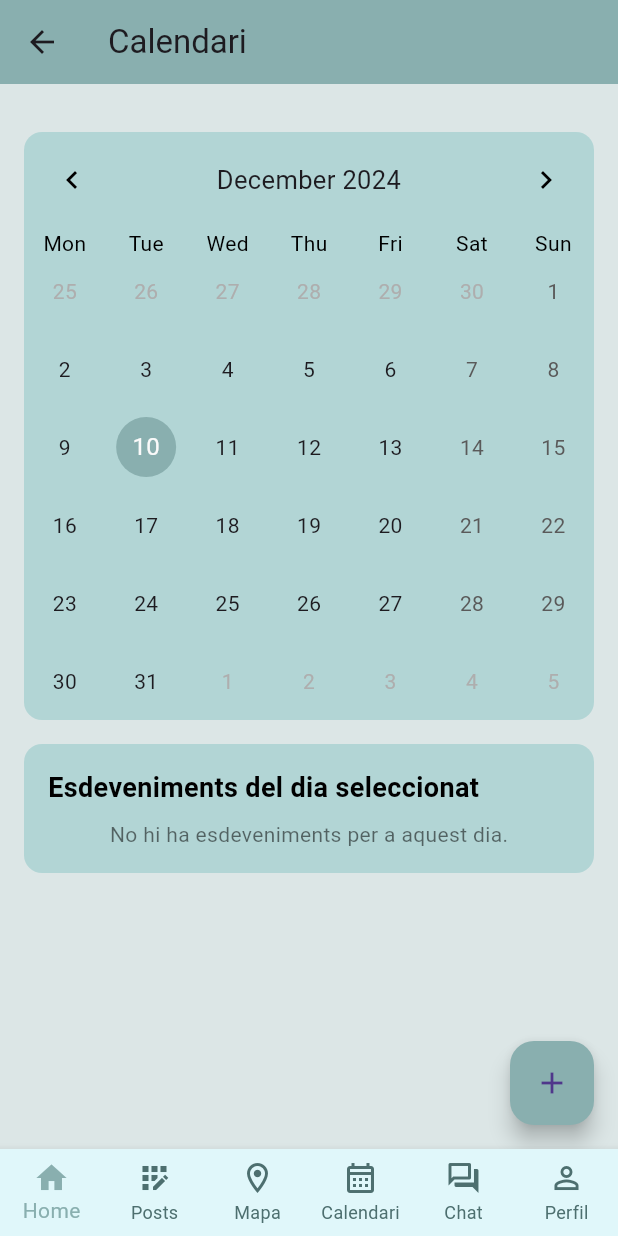
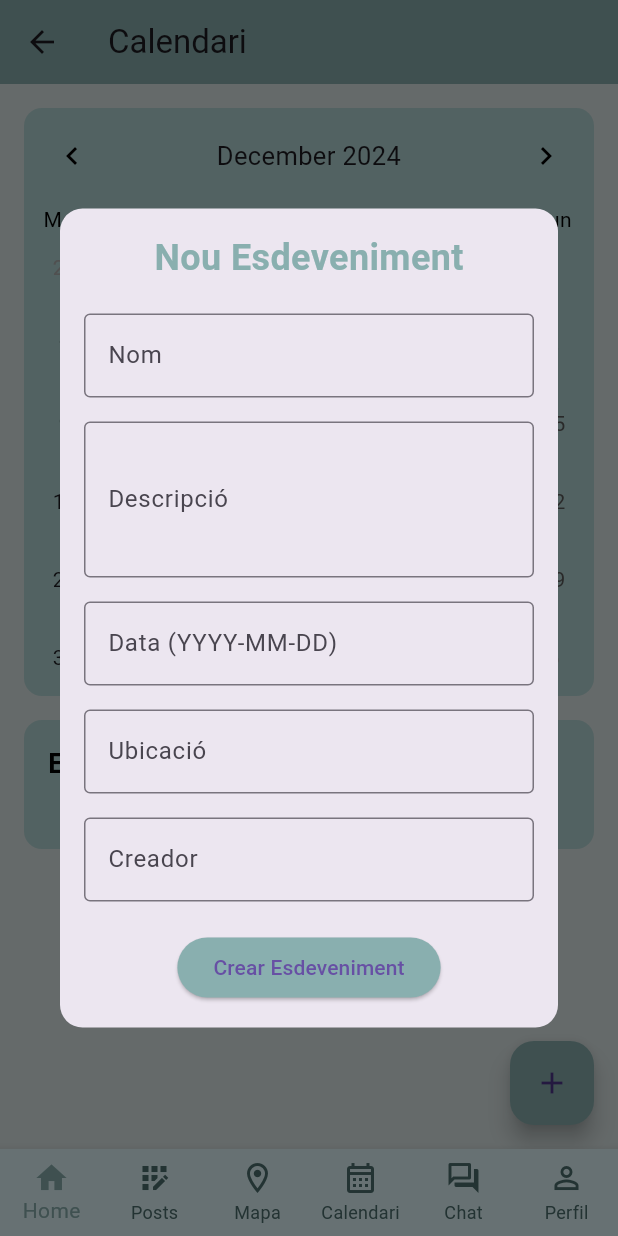
Before and after one commit to mayravm26/Frontend_minimo2, a Flutter app: the CalendarScreen screen opened by its route, after a tap on the "add" icon, on a phone screen of 412 x 824 dp. Run offline on Flutter 3.47's test engine with Material 3 defaults, Android fonts, the phone set to English and light mode, and no system bars; drawn by our look-alikes of table_calendar; our stand-ins replace dio, get; accounts and stored records are empty; network calls fail.

Commit message:
v.3 creacio d'events

```diff
--- a/lib/controllers/eventController.dart
+++ b/lib/controllers/eventController.dart
@@ -1,10 +1,11 @@
+import 'dart:typed_data';
 import 'package:flutter/material.dart';
 import 'package:get/get.dart';
 import 'package:flutter_application_1/models/event.dart';
 import 'package:flutter_application_1/services/eventServices.dart';
 
 class EventController extends GetxController {
-  final eventService = EventService(); // Instanciem el servei d'esdeveniments
+  final eventService = EventService();
   var events = <EventModel>[].obs;
   var isLoading = false.obs;
   var errorMessage = ''.obs;
@@ -13,17 +14,24 @@ class EventController extends GetxController {
   var focusedDay = DateTime.now().obs; // El dia actual per centrar el calendari
   var selectedDay = DateTime.now().obs; // El dia seleccionat
 
+  // Controladors per al formulari de creació
+  TextEditingController nameController = TextEditingController();
+  TextEditingController descriptionController = TextEditingController();
+  TextEditingController dateController = TextEditingController();
+  TextEditingController locationController = TextEditingController();
+  TextEditingController creatorController = TextEditingController();
+  Uint8List? selectedImage;
+
   @override
   void onInit() {
     super.onInit();
     fetchEvents();
   }
 
-  // Mètode per obtenir els esdeveniments des del servei
   Future<void> fetchEvents() async {
     isLoading.value = true;
     try {
-      final fetchedEvents = await eventService.getAllEvents(); // Obtenir tots els esdeveniments
+      final fetchedEvents = await eventService.getEvents();
       events.value = fetchedEvents;
     } catch (e) {
       errorMessage.value = 'Error al carregar els esdeveniments.';
@@ -32,13 +40,50 @@ class EventController extends GetxController {
     }
   }
 
-  // Mètode per obtenir els esdeveniments per a un dia en concret
+  Future<void> createEvent() async {
+    final name = nameController.text.trim();
+    final description = descriptionController.text.trim();
+    final date = dateController.text.trim();
+    final location = locationController.text.trim();
+    final creator = creatorController.text.trim();
+
+    if (name.isEmpty || description.isEmpty || date.isEmpty || location.isEmpty || creator.isEmpty) {
+      Get.snackbar("Error", "Tots els camps són obligatoris");
+      return;
+    }
+
+    try {
+      isLoading.value = true;
+      await eventService.createEvent(EventModel(
+        name: name,
+        description: description,
+        eventDate: DateTime.parse(date), // Converteix el text a DateTime
+        creator: creator,
+      ));
+      fetchEvents(); // Refresca la llista d'esdeveniments
+      clearForm();
+      Get.snackbar("Èxit", "Esdeveniment creat correctament");
+    } catch (e) {
+      Get.snackbar("Error", "No s'ha pogut crear l'esdeveniment");
+    } finally {
+      isLoading.value = false;
+    }
+  }
+
+  void clearForm() {
+    nameController.clear();
+    descriptionController.clear();
+    dateController.clear();
+    creatorController.clear();
+    selectedImage = null;
+  }
+   // Mètode per obtenir els esdeveniments per a un dia en concret
   List<EventModel> getEventsForDay(DateTime day) {
     return events.where((event) {
       // Comprovem si la data de l'esdeveniment coincideix amb el dia seleccionat
-      return event.date.year == day.year &&
-          event.date.month == day.month &&
-          event.date.day == day.day;
+      return event.eventDate.year == day.year &&
+          event.eventDate.month == day.month &&
+          event.eventDate.day == day.day;
     }).toList();
   }
 
--- a/lib/models/event.dart
+++ b/lib/models/event.dart
@@ -1,13 +1,13 @@
 class EventModel {
   final String name;
   final String description;
-  final DateTime date;
+  final DateTime eventDate;
   final String creator;
 
   EventModel({
     required this.name,
     required this.description,
-    required this.date,
+    required this.eventDate,
     required this.creator,
   });
 
@@ -16,8 +16,18 @@ class EventModel {
     return EventModel(
       name: json['name'],
       description: json['description'],
-      date: DateTime.parse(json['date']),
+      eventDate: DateTime.parse(json['date']),
       creator: json['creator'],
     );
   }
+
+  // Método toJson para enviar los datos de vuelta al backend si es necesario
+  Map<String, dynamic> toJson() {
+    return {
+      'name': name,
+      'description': description,
+      'eventDate': eventDate?.toIso8601String(),
+      'creator': creator
+    };
+  }
 }
--- a/lib/screen/calendarScreen.dart
+++ b/lib/screen/calendarScreen.dart
@@ -4,27 +4,26 @@ import 'package:table_calendar/table_calendar.dart';
 import 'package:flutter_application_1/controllers/eventController.dart';
 
 class CalendarScreen extends StatelessWidget {
-  final EventController eventController = Get.put(EventController()); // Connecta el controlador
+  final EventController eventController = Get.put(EventController());
 
   @override
   Widget build(BuildContext context) {
     return Scaffold(
-      backgroundColor: Color(0xFFDCE6E6), // Color de fons general
+      backgroundColor: const Color(0xFFDCE6E6),
       appBar: AppBar(
-        title: Text("Calendari"),
-        backgroundColor: Color(0xFF89AFAF), // Color de la barra superior
+        title: const Text("Calendari"),
+        backgroundColor: const Color(0xFF89AFAF),
       ),
       body: SingleChildScrollView(
         child: Padding(
           padding: const EdgeInsets.all(16.0),
           child: Column(
             children: [
-              SizedBox(height: 16), // Separació amb el calendari
-              // Calendari
+              //Calendari
               Obx(() => Container(
                     decoration: BoxDecoration(
-                      color: Color(0xFFB2D5D5), // Color del fons del calendari
-                      borderRadius: BorderRadius.circular(12), // Corbes suaus
+                      color: const Color(0xFFB2D5D5),
+                      borderRadius: BorderRadius.circular(12),
                     ),
                     child: TableCalendar(
                       firstDay: DateTime.utc(2020, 01, 01),
@@ -33,7 +32,7 @@ class CalendarScreen extends StatelessWidget {
                       startingDayOfWeek: StartingDayOfWeek.monday, // Setmana comença dilluns
                       selectedDayPredicate: (day) =>
                           isSameDay(eventController.selectedDay.value, day),
-                      onDaySelected: eventController.onDaySelected, // Gestiona la selecció amb el controlador
+                      onDaySelected: eventController.onDaySelected,
                       onPageChanged: (focusedDay) {
                         eventController.focusedDay.value = focusedDay;
                       },
@@ -117,7 +116,7 @@ class CalendarScreen extends StatelessWidget {
                                   ),
                                   subtitle: Text(event.description),
                                   trailing: Text(
-                                    "${event.date.hour}:${event.date.minute.toString().padLeft(2, '0')}",
+                                    "${event.eventDate.hour}:${event.eventDate.minute.toString().padLeft(2, '0')}",
                                     style: TextStyle(color: Colors.black54),
                                   ),
                                 );
@@ -127,17 +126,110 @@ class CalendarScreen extends StatelessWidget {
                   ),
                 );
               }),
+
+
             ],
           ),
         ),
       ),
       floatingActionButton: FloatingActionButton(
         onPressed: () {
-          // Acció per afegir un nou esdeveniment
+          _showAddEventDialog(context);
         },
-        backgroundColor: Color(0xFF89AFAF),
-        child: Icon(Icons.add),
+        backgroundColor: const Color(0xFF89AFAF),
+        child: const Icon(Icons.add),
       ),
     );
   }
+
+  void _showAddEventDialog(BuildContext context) {
+    showDialog(
+      context: context,
+      builder: (BuildContext context) {
+        return GetBuilder<EventController>(
+          builder: (eventController) {
+            return Dialog(
+              shape: RoundedRectangleBorder(
+                borderRadius: BorderRadius.circular(15.0),
+              ),
+              child: SingleChildScrollView(
+                child: Padding(
+                  padding: const EdgeInsets.all(16.0),
+                  child: Column(
+                    crossAxisAlignment: CrossAxisAlignment.start,
+                    children: [
+                      const Center(
+                        child: Text(
+                          'Nou Esdeveniment',
+                          style: TextStyle(
+                            fontSize: 24,
+                            fontWeight: FontWeight.bold,
+                            color: Color(0xFF89AFAF),
+                          ),
+                        ),
+                      ),
+                      const SizedBox(height: 20),
+                      TextField(
+                        controller: eventController.nameController,
+                        decoration: const InputDecoration(
+                          labelText: 'Nom',
+                          border: OutlineInputBorder(),
+                        ),
+                      ),
+                      const SizedBox(height: 16),
+                      TextField(
+                        controller: eventController.descriptionController,
+                        decoration: const InputDecoration(
+                          labelText: 'Descripció',
+                          border: OutlineInputBorder(),
+                        ),
+                        maxLines: 3,
+                      ),
+                      const SizedBox(height: 16),
+                      TextField(
+                        controller: eventController.dateController,
+                        decoration: const InputDecoration(
+                          labelText: 'Data (YYYY-MM-DD)',
+                          border: OutlineInputBorder(),
+                        ),
+                      ),
+                      const SizedBox(height: 16),
+                      TextField(
+                        controller: eventController.locationController,
+                        decoration: const InputDecoration(
+                          labelText: 'Ubicació',
+                          border: OutlineInputBorder(),
+                        ),
+                      ),
+                      const SizedBox(height: 16),
+                      TextField(
+                        controller: eventController.creatorController,
+                        decoration: const InputDecoration(
+                          labelText: 'Creador',
+                          border: OutlineInputBorder(),
+                        ),
+                      ),
+                      const SizedBox(height: 20),
+                      Center(
+                        child: ElevatedButton(
+                          onPressed: () async {
+                            await eventController.createEvent();
+                            Navigator.of(context).pop();
+                          },
+                          style: ElevatedButton.styleFrom(
+                            backgroundColor: const Color(0xFF89AFAF),
+                          ),
+                          child: const Text('Crear Esdeveniment'),
+                        ),
+                      ),
+                    ],
+                  ),
+                ),
+              ),
+            );
+          },
+        );
+      },
+    );
+  }
 }
--- a/lib/services/eventServices.dart
+++ b/lib/services/eventServices.dart
@@ -1,19 +1,127 @@
+import 'dart:convert';
 import 'package:flutter_application_1/models/event.dart';
-import 'dart:convert';
-import 'package:http/http.dart' as http;
+import 'package:dio/dio.dart';
 
 class EventService {
-  final String baseUrl = 'http://127.0.0.1:3000/api'; // La teva URL de l'API
+  final String baseUrl = "http://127.0.0.1:3000"; // URL del teu backend web
+  // final String baseUrl = "http://10.0.2.2:3000"; // URL del teu backend Android
+  final Dio dio = Dio(); // Instància de Dio per fer les peticions HTTP
+  var statusCode;
+  var data;
 
-  // Mètode per obtenir tots els esdeveniments
-  Future<List<EventModel>> getAllEvents() async {
-    final response = await http.get(Uri.parse('$baseUrl/events'));
+  // Crear un nou esdeveniment
+  Future<int> createEvent(EventModel newEvent) async {
+    print('createEvent');
+    try {
+      Response response = await dio.post(
+        '$baseUrl/api/events',
+        data: newEvent.toJson(),
+      );
 
-    if (response.statusCode == 200) {
-      List<dynamic> data = json.decode(response.body);
-      return data.map((event) => EventModel.fromJson(event)).toList();
-    } else {
-      throw Exception('Error al carregar els esdeveniments');
+      data = response.data.toString();
+      statusCode = response.statusCode;
+      print('Data: $data');
+      print('Status code: $statusCode');
+
+      if (statusCode == 201) {
+        print('201');
+        return 201; // Esdeveniment creat amb èxit
+      } else if (statusCode == 400) {
+        print('400');
+        return 400; // Error de dades no vàlides
+      } else if (statusCode == 500) {
+        print('500');
+        return 500; // Error del servidor
+      } else {
+        print('-1');
+        return -1; // Error desconegut
+      }
+    } catch (e) {
+      print('Error creating event: $e');
+      return -1;
+    }
+  }
+
+  // Obtenir tots els esdeveniments
+  Future<List<EventModel>> getEvents() async {
+    print('getEvents');
+    try {
+      var res = await dio.get('$baseUrl/api/events');
+      print(res);
+      List<dynamic> responseData = res.data;
+      print(responseData);
+
+      List<EventModel> events = responseData
+          .map((data) => EventModel.fromJson(data))
+          .toList();
+
+      return events;
+    } catch (e) {
+      print('Error fetching events: $e');
+      throw e;
+    }
+  }
+
+  // Editar un esdeveniment existent
+  Future<int> editEvent(EventModel updatedEvent, String id) async {
+    print('editEvent');
+    try {
+      Response response = await dio.put(
+        '$baseUrl/api/events/$id',
+        data: updatedEvent.toJson(),
+      );
+
+      data = response.data.toString();
+      statusCode = response.statusCode;
+      print('Data: $data');
+      print('Status code: $statusCode');
+
+      if (statusCode == 200) {
+        print('200');
+        return 200; // Esdeveniment actualitzat amb èxit
+      } else if (statusCode == 400) {
+        print('400');
+        return 400; // Error de dades no vàlides
+      } else if (statusCode == 500) {
+        print('500');
+        return 500; // Error del servidor
+      } else {
+        print('-1');
+        return -1; // Error desconegut
+      }
+    } catch (e) {
+      print('Error editing event: $e');
+      return -1;
+    }
+  }
+
+  // Eliminar un esdeveniment per ID
+  Future<int> deleteEventById(String id) async {
+    print('deleteEventById');
+    try {
+      Response response = await dio.delete('$baseUrl/api/events/$id');
+
+      data = response.data.toString();
+      statusCode = response.statusCode;
+      print('Data: $data');
+      print('Status code: $statusCode');
+
+      if (statusCode == 200) {
+        print('Event deleted successfully');
+        return 200; // Esdeveniment eliminat
+      } else if (statusCode == 404) {
+        print('Event not found');
+        return 404; // Esdeveniment no trobat
+      } else if (statusCode == 500) {
+        print('Server error');
+        return 500; // Error del servidor
+      } else {
+        print('Unexpected error');
+        return -1; // Error desconegut
+      }
+    } catch (e) {
+      print('Error deleting event: $e');
+      return -1;
     }
   }
 }
```
